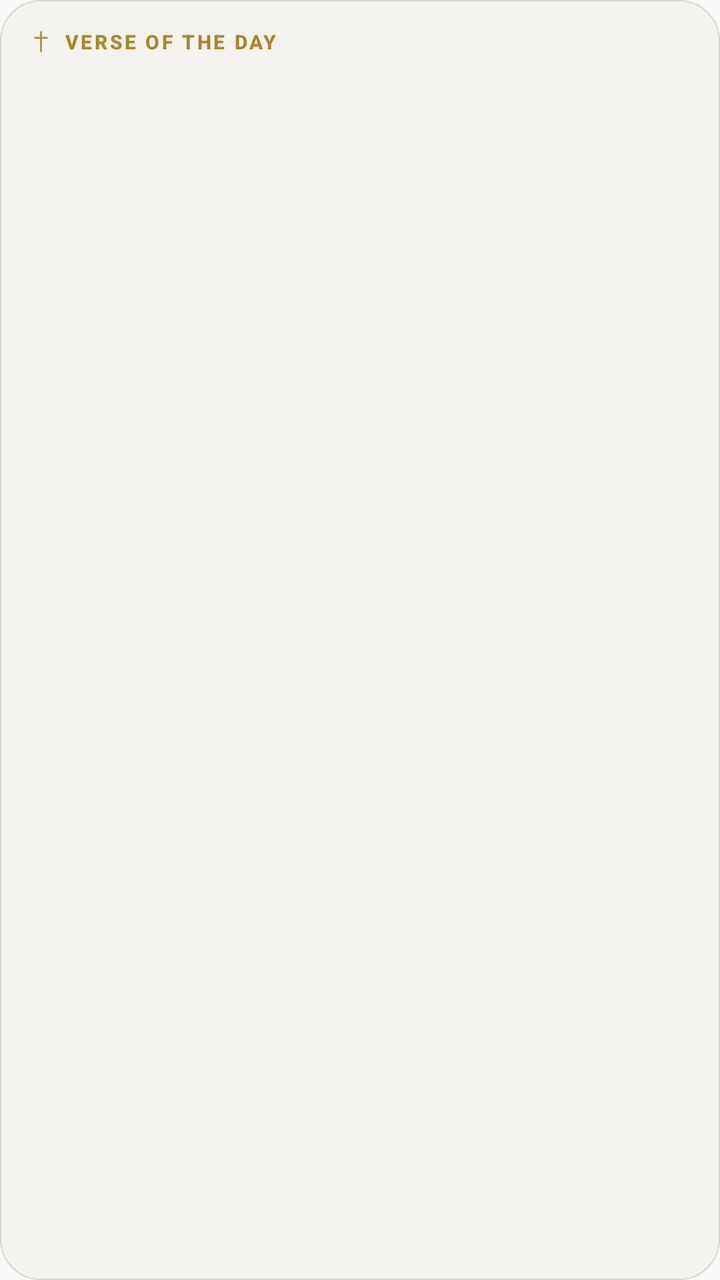
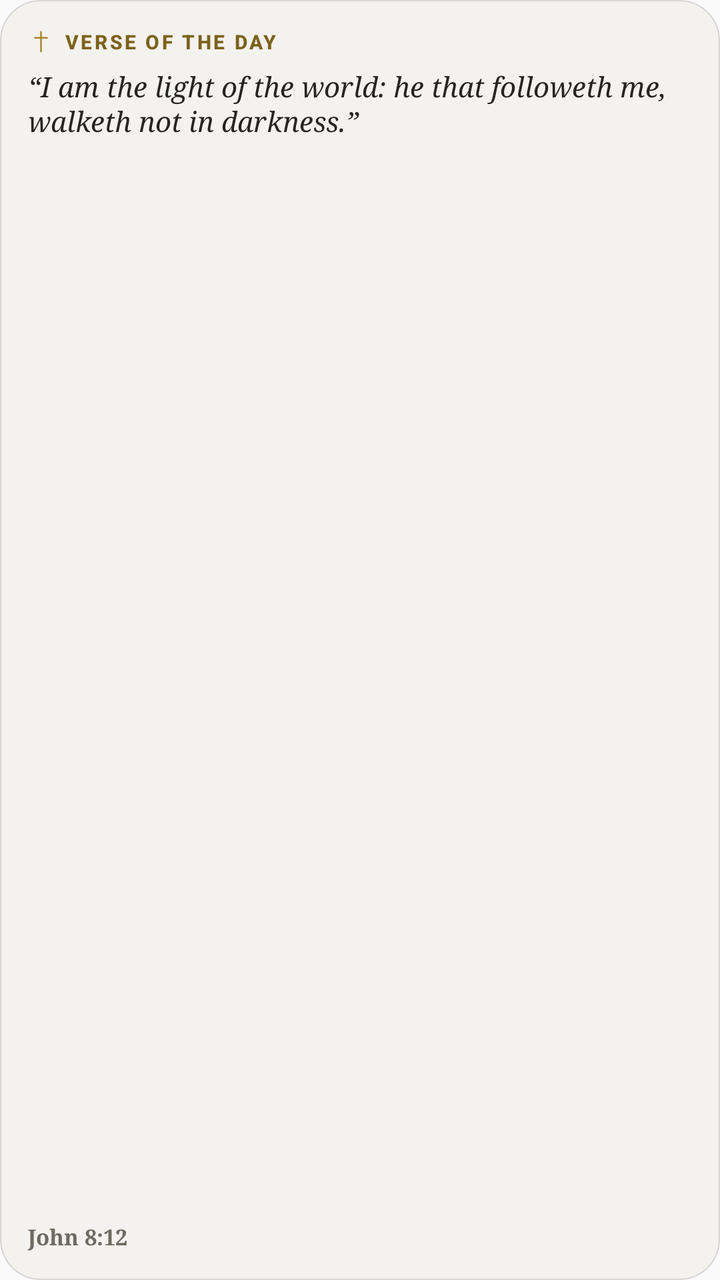

Screens rendered from an Android XML layout before and after an edit, with the pre-edit source and the edit as a unified diff.
<!-- AndroidManifest.xml: application theme AppTheme -->
<!-- res/layout/widget_votd.xml -->
<?xml version="1.0" encoding="utf-8"?>
<LinearLayout xmlns:android="http://schemas.android.com/apk/res/android"
    android:id="@+id/votd_root"
    android:layout_width="match_parent"
    android:layout_height="match_parent"
    android:orientation="vertical"
    android:background="@drawable/widget_bg"
    android:padding="14dp">

    <LinearLayout
        android:layout_width="wrap_content"
        android:layout_height="wrap_content"
        android:layout_marginBottom="6dp"
        android:gravity="center_vertical"
        android:orientation="horizontal">

        <ImageView
            android:layout_width="13dp"
            android:layout_height="13dp"
            android:layout_marginEnd="5dp"
            android:contentDescription="@null"
            android:src="@drawable/ic_cross_gold" />

        <TextView
            android:layout_width="wrap_content"
            android:layout_height="wrap_content"
            android:fontFamily="sans-serif-medium"
            android:letterSpacing="0.12"
            android:text="@string/widget_votd_label"
            android:textColor="@color/fidelis_gold"
            android:textSize="10sp"
            android:textStyle="bold" />
    </LinearLayout>

    <TextView
        android:id="@+id/votd_text"
        android:layout_width="match_parent"
        android:layout_height="0dp"
        android:layout_weight="1"
        android:ellipsize="end"
        android:fontFamily="serif"
        android:lineSpacingMultiplier="1.05"
        android:maxLines="8"
        android:textColor="@color/fidelis_ink"
        android:textSize="14sp"
        android:textStyle="italic" />

    <TextView
        android:id="@+id/votd_reference"
        android:layout_width="match_parent"
        android:layout_height="wrap_content"
        android:layout_marginTop="6dp"
        android:fontFamily="serif"
        android:maxLines="1"
        android:ellipsize="end"
        android:textColor="@color/fidelis_muted"
        android:textSize="11sp"
        android:textStyle="bold" />
</LinearLayout>
<!-- resources referenced by this layout -->
<resources>
  <color name="fidelis_gold">#A8862C</color>
  <color name="fidelis_ink">#26241F</color>
  <color name="fidelis_muted">#6E6A61</color>
  <!-- drawable ic_cross_gold (drawable) -->
  <?xml version="1.0" encoding="utf-8"?>
  <vector xmlns:android="http://schemas.android.com/apk/res/android"
      android:width="24dp"
      android:height="24dp"
      android:viewportWidth="24"
      android:viewportHeight="24">
      <path
          android:pathData="M12,3 L12,21 M6.5,8.5 L17.5,8.5"
          android:strokeColor="@color/fidelis_gold"
          android:strokeWidth="1.6"
          android:strokeLineCap="round"
          android:strokeLineJoin="round" />
  </vector>
  <!-- drawable widget_bg (drawable) -->
  <?xml version="1.0" encoding="utf-8"?>
  <shape xmlns:android="http://schemas.android.com/apk/res/android"
      android:shape="rectangle">
      <solid android:color="@color/fidelis_parchment" />
      <corners android:radius="20dp" />
      <stroke android:width="0.5dp" android:color="@color/fidelis_widget_stroke" />
  </shape>
  <string name="widget_votd_label">VERSE OF THE DAY</string>
  <style name="AppTheme" parent="Theme.AppCompat.Light.DarkActionBar">
          
          <item name="colorPrimary">@color/colorPrimary</item>
          <item name="colorPrimaryDark">@color/colorPrimaryDark</item>
          <item name="colorAccent">@color/colorAccent</item>
      </style>
  <color name="fidelis_parchment">#F4F2EE</color>
  <color name="fidelis_widget_stroke">#22000000</color>
</resources>

<!-- the commit's change to res/layout/widget_votd.xml (unified diff, before → after) -->
@@ -1,10 +1,16 @@
 <?xml version="1.0" encoding="utf-8"?>
 <LinearLayout xmlns:android="http://schemas.android.com/apk/res/android"
+    xmlns:tools="http://schemas.android.com/tools"
     android:id="@+id/votd_root"
     android:layout_width="match_parent"
     android:layout_height="match_parent"
     android:orientation="vertical"
     android:background="@drawable/widget_bg"
+    android:contentDescription="@string/widget_votd_description"
+    android:focusable="true"
+    android:importantForAccessibility="yes"
+    android:screenReaderFocusable="true"
+    tools:targetApi="p"
     android:padding="14dp">
 
     <LinearLayout
@@ -12,9 +18,11 @@
         android:layout_height="wrap_content"
         android:layout_marginBottom="6dp"
         android:gravity="center_vertical"
+        android:importantForAccessibility="noHideDescendants"
         android:orientation="horizontal">
 
         <ImageView
+            android:id="@+id/votd_cross"
             android:layout_width="13dp"
             android:layout_height="13dp"
             android:layout_marginEnd="5dp"
@@ -22,12 +30,13 @@
             android:src="@drawable/ic_cross_gold" />
 
         <TextView
+            android:id="@+id/votd_label"
             android:layout_width="wrap_content"
             android:layout_height="wrap_content"
             android:fontFamily="sans-serif-medium"
             android:letterSpacing="0.12"
             android:text="@string/widget_votd_label"
-            android:textColor="@color/fidelis_gold"
+            android:textColor="@color/fidelis_gold_text"
             android:textSize="10sp"
             android:textStyle="bold" />
     </LinearLayout>
@@ -39,8 +48,10 @@
         android:layout_weight="1"
         android:ellipsize="end"
         android:fontFamily="serif"
+        android:importantForAccessibility="no"
         android:lineSpacingMultiplier="1.05"
         android:maxLines="8"
+        android:text="@string/widget_votd_preview_text"
         android:textColor="@color/fidelis_ink"
         android:textSize="14sp"
         android:textStyle="italic" />
@@ -53,6 +64,8 @@
         android:fontFamily="serif"
         android:maxLines="1"
         android:ellipsize="end"
+        android:importantForAccessibility="no"
+        android:text="@string/widget_votd_preview_reference"
         android:textColor="@color/fidelis_muted"
         android:textSize="11sp"
         android:textStyle="bold" />
<!-- resource entries referenced after the edit -->
@@ -1,8 +1,9 @@
 <!-- resources referenced by this layout -->
 <resources>
-  <color name="fidelis_gold">#A8862C</color>
-  <color name="fidelis_ink">#26241F</color>
-  <color name="fidelis_muted">#6E6A61</color>
+  <color name="fidelis_gold_text">@color/fidelis_day_gold_text</color>
+  <color name="fidelis_gold">@color/fidelis_day_gold</color>
+  <color name="fidelis_ink">@color/fidelis_day_ink</color>
+  <color name="fidelis_muted">@color/fidelis_day_muted</color>
   <!-- drawable ic_cross_gold (drawable) -->
   <?xml version="1.0" encoding="utf-8"?>
   <vector xmlns:android="http://schemas.android.com/apk/res/android"
@@ -25,14 +26,23 @@
       <corners android:radius="20dp" />
       <stroke android:width="0.5dp" android:color="@color/fidelis_widget_stroke" />
   </shape>
+  <string name="widget_votd_description">The day\'s unaltered Douay-Rheims verse. Opens Today in Fidelis.</string>
   <string name="widget_votd_label">VERSE OF THE DAY</string>
+  <string name="widget_votd_preview_reference">John 8:12</string>
+  <string name="widget_votd_preview_text">“I am the light of the world: he that followeth me, walketh not in darkness.”</string>
   <style name="AppTheme" parent="Theme.AppCompat.Light.DarkActionBar">
           
           <item name="colorPrimary">@color/colorPrimary</item>
           <item name="colorPrimaryDark">@color/colorPrimaryDark</item>
           <item name="colorAccent">@color/colorAccent</item>
       </style>
-  <color name="fidelis_parchment">#F4F2EE</color>
-  <color name="fidelis_widget_stroke">#22000000</color>
+  <color name="fidelis_day_gold_text">#7C621C</color>
+  <color name="fidelis_day_ink">#26241F</color>
+  <color name="fidelis_day_muted">#6E6A61</color>
+  <color name="fidelis_parchment">@color/fidelis_day_parchment</color>
+  <color name="fidelis_widget_stroke">@color/fidelis_day_widget_stroke</color>
+  <color name="fidelis_day_gold">#A8862C</color>
+  <color name="fidelis_day_parchment">#F4F2EE</color>
+  <color name="fidelis_day_widget_stroke">#22000000</color>
 </resources>
 
